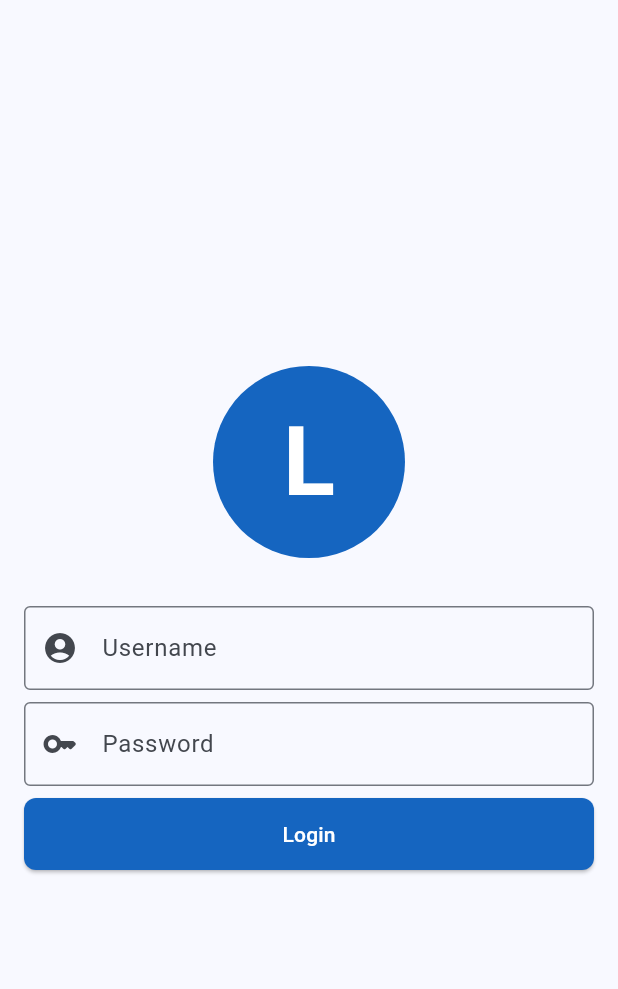
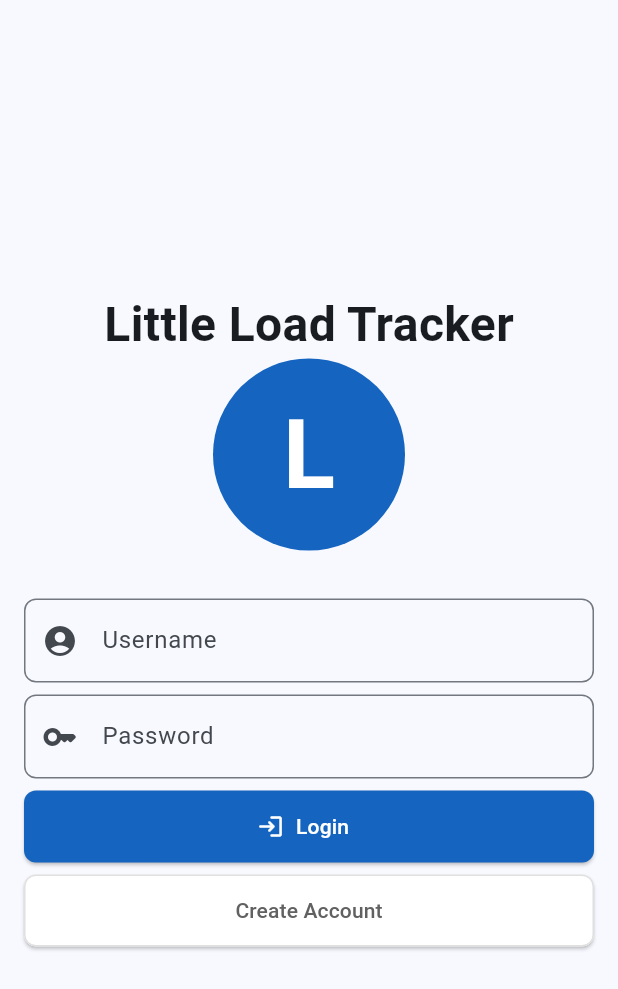
Before and after one commit to Caresle/little-load-tracker, a Flutter app: the screen it shows after launch, on a phone screen of 412 x 824 dp. Shown: the top 989 px of the screen. Run offline on Flutter 3.47's test engine with Material 3 defaults, Android fonts, the phone set to English and light mode, and no system bars; our stand-ins replace go_router.

Commit message:
feat: add basic style for the login screen

```diff
--- a/mobile_app/lib/config/theme/button.dart
+++ b/mobile_app/lib/config/theme/button.dart
@@ -10,3 +10,21 @@ final ButtonStyle buttonPrimary = ElevatedButton.styleFrom(
   foregroundColor: Colors.white,
   minimumSize: Size(120, 48),
 );
+
+final ButtonStyle buttonOutlined = ElevatedButton.styleFrom(
+  shape: RoundedRectangleBorder(
+      borderRadius: BorderRadius.all(
+        Radius.circular(8),
+      ),
+      side: BorderSide(
+        color: Colors.grey.shade300,
+      )),
+  backgroundColor: Colors.white,
+  foregroundColor: Colors.grey.shade700,
+  minimumSize: Size(120, 48),
+);
+
+final InputDecoration inputDecoration = InputDecoration(
+  // prefixIcon: Icon(Icons.account_circle_rounded),
+  border: OutlineInputBorder(borderRadius: BorderRadius.circular(8)),
+);
--- a/mobile_app/lib/screens/login_screen.dart
+++ b/mobile_app/lib/screens/login_screen.dart
@@ -14,6 +14,13 @@ class LoginScreen extends StatelessWidget {
             crossAxisAlignment: CrossAxisAlignment.center,
             mainAxisAlignment: MainAxisAlignment.center,
             children: [
+              Text(
+                "Little Load Tracker",
+                style: TextStyle(
+                  fontSize: 32,
+                  fontWeight: FontWeight.w600,
+                ),
+              ),
               Container(
                 decoration: BoxDecoration(
                     color: Colors.blue.shade800, shape: BoxShape.circle),
@@ -30,27 +37,42 @@ class LoginScreen extends StatelessWidget {
               ),
               const SizedBox(height: 32),
               TextFormField(
-                decoration: InputDecoration(
-                    prefixIcon: Icon(Icons.account_circle_rounded),
-                    border: OutlineInputBorder(),
-                    hintText: 'Username'),
+                decoration: inputDecoration.copyWith(
+                    hintText: 'Username',
+                    prefixIcon: Icon(
+                      Icons.account_circle_rounded,
+                    )),
               ),
               const SizedBox(height: 8),
               TextFormField(
                 obscureText: true,
-                decoration: InputDecoration(
+                decoration: inputDecoration.copyWith(
+                  hintText: 'Password',
                   prefixIcon: Icon(Icons.key_rounded),
-                  border: OutlineInputBorder(),
-                  hintText: 'Password',
                 ),
               ),
               const SizedBox(height: 8),
               SizedBox(
-                  width: double.infinity,
-                  child: ElevatedButton(
-                      style: buttonPrimary,
-                      onPressed: () {},
-                      child: Text('Login')))
+                width: double.infinity,
+                child: ElevatedButton.icon(
+                  style: buttonPrimary,
+                  onPressed: () {},
+                  icon: Icon(
+                    Icons.login_rounded,
+                    color: Colors.white,
+                  ),
+                  label: Text('Login'),
+                ),
+              ),
+              const SizedBox(height: 8),
+              SizedBox(
+                width: double.infinity,
+                child: ElevatedButton(
+                  style: buttonOutlined,
+                  onPressed: () {},
+                  child: Text('Create Account'),
+                ),
+              ),
             ],
           ),
         ),
```
